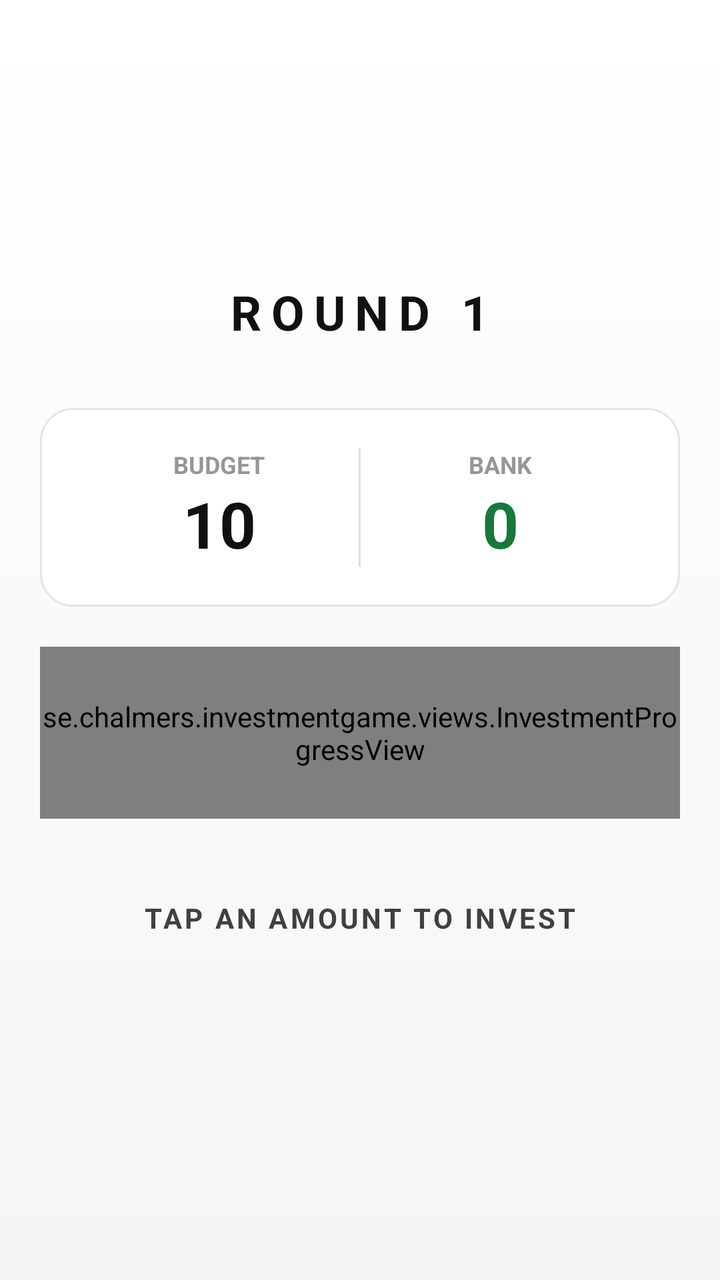
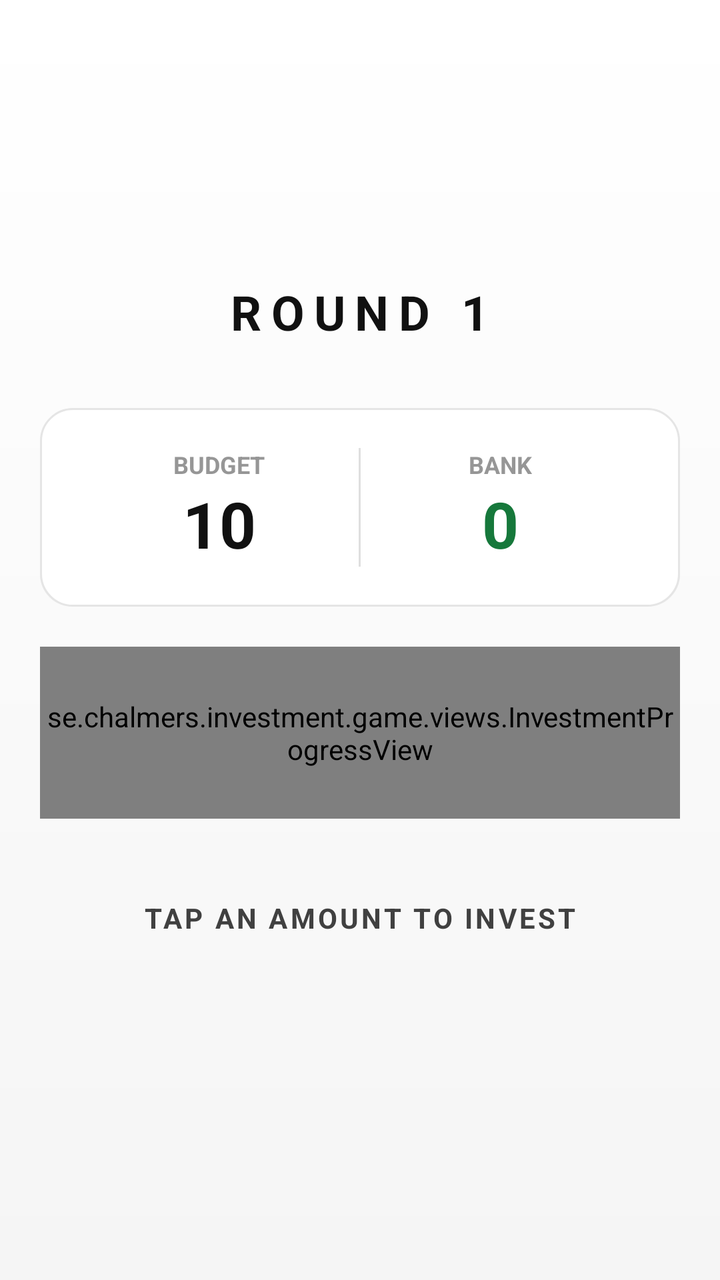

Two renders of the same Android screen: before a commit and after it. Below are the layout's source before the change and the commit's diff.
<!-- AndroidManifest.xml: application theme Theme.InvestmentGame -->
<!-- res/layout/activity_game.xml -->
<?xml version="1.0" encoding="utf-8"?>
<LinearLayout xmlns:android="http://schemas.android.com/apk/res/android"
    xmlns:app="http://schemas.android.com/apk/res-auto"
    android:layout_width="match_parent"
    android:layout_height="match_parent"
    android:background="@drawable/main_background"
    android:gravity="center"
    android:orientation="vertical"
    android:padding="20dp">

    <TextView
        android:id="@+id/round"
        android:layout_width="wrap_content"
        android:layout_height="wrap_content"
        android:letterSpacing="0.2"
        android:text="ROUND 1"
        android:textColor="@color/text_primary"
        android:textSize="24sp"
        android:textStyle="bold" />

    <LinearLayout
        android:layout_width="match_parent"
        android:layout_height="wrap_content"
        android:layout_marginTop="32dp"
        android:background="@drawable/glass_pane"
        android:orientation="horizontal"
        android:padding="20dp">

        <LinearLayout
            android:layout_width="0dp"
            android:layout_height="wrap_content"
            android:layout_weight="1"
            android:gravity="center"
            android:orientation="vertical">

            <TextView
                android:layout_width="wrap_content"
                android:layout_height="wrap_content"
                android:alpha="0.75"
                android:text="BUDGET"
                android:textColor="@color/text_muted"
                android:textSize="12sp"
                android:textStyle="bold" />

            <TextView
                android:id="@+id/budget"
                android:layout_width="wrap_content"
                android:layout_height="wrap_content"
                android:text="10"
                android:textColor="@color/text_primary"
                android:textSize="32sp"
                android:textStyle="bold" />
        </LinearLayout>

        <View
            android:layout_width="1dp"
            android:layout_height="match_parent"
            android:background="#20000000" />

        <LinearLayout
            android:layout_width="0dp"
            android:layout_height="wrap_content"
            android:layout_weight="1"
            android:gravity="center"
            android:orientation="vertical">

            <TextView
                android:layout_width="wrap_content"
                android:layout_height="wrap_content"
                android:alpha="0.75"
                android:text="BANK"
                android:textColor="@color/text_muted"
                android:textSize="12sp"
                android:textStyle="bold" />

            <TextView
                android:id="@+id/bank"
                android:layout_width="wrap_content"
                android:layout_height="wrap_content"
                android:text="0"
                android:textColor="@color/accent_green"
                android:textSize="32sp"
                android:textStyle="bold" />
        </LinearLayout>
    </LinearLayout>

    <se.chalmers.investmentgame.views.InvestmentProgressView
        android:id="@+id/investment_visualization"
        android:layout_width="match_parent"
        android:layout_height="86dp"
        android:layout_marginTop="20dp" />

    <androidx.constraintlayout.widget.ConstraintLayout
        android:layout_width="match_parent"
        android:layout_height="wrap_content"
        android:orientation="vertical">

        <Button
            android:id="@+id/next"
            android:layout_width="200dp"
            android:layout_height="60dp"
            android:background="@drawable/button_primary"
            android:paddingTop="8dp"
            android:paddingBottom="8dp"
            android:stateListAnimator="@animator/button_press"
            android:text="@string/button_next"
            android:textAllCaps="false"
            android:textColor="@color/white"
            android:textSize="18sp"
            android:textStyle="normal"
            android:visibility="invisible"
            app:layout_constraintLeft_toLeftOf="parent"
            app:layout_constraintRight_toRightOf="parent"
            app:layout_constraintTop_toTopOf="parent" />

        <LinearLayout
            android:id="@+id/investment_options"
            android:layout_width="match_parent"
            android:layout_height="wrap_content"
            android:gravity="center"
            android:orientation="vertical"
            app:layout_constraintBottom_toBottomOf="parent"
            app:layout_constraintTop_toTopOf="parent">

            <TextView
                android:layout_width="match_parent"
                android:layout_height="wrap_content"
                android:gravity="center"
                android:letterSpacing="0.1"
                android:paddingTop="40dp"
                android:paddingBottom="16dp"
                android:text="@string/tap_to_invest"
                android:textColor="@color/text_secondary"
                android:textSize="14sp"
                android:textStyle="bold" />

            <androidx.recyclerview.widget.RecyclerView
                android:id="@+id/recycler"
                android:layout_width="wrap_content"
                android:layout_height="wrap_content"
                android:clipToPadding="false"
                android:overScrollMode="never"
                android:padding="8dp" />

        </LinearLayout>

    </androidx.constraintlayout.widget.ConstraintLayout>

</LinearLayout>
<!-- resources referenced by this layout -->
<resources>
  <color name="accent_green">#16783B</color>
  <color name="text_muted">#737373</color>
  <color name="text_primary">#111111</color>
  <color name="text_secondary">#404040</color>
  <color name="white">#FFFFFFFF</color>
  <!-- drawable button_primary (drawable) -->
  <?xml version="1.0" encoding="utf-8"?>
  <selector xmlns:android="http://schemas.android.com/apk/res/android">
      <item android:state_pressed="true">
          <shape android:shape="rectangle">
              <corners android:radius="12dp" />
              <solid android:color="#000000" />
          </shape>
      </item>
      <item>
          <shape android:shape="rectangle">
              <corners android:radius="12dp" />
              <solid android:color="#111111" />
          </shape>
      </item>
  </selector>
  <!-- drawable glass_pane (drawable) -->
  <?xml version="1.0" encoding="utf-8"?>
  <layer-list xmlns:android="http://schemas.android.com/apk/res/android">
      <item android:top="1dp">
          <shape android:shape="rectangle">
              <corners android:radius="16dp" />
              <solid android:color="@color/surface_shadow" />
          </shape>
      </item>
  
      <item>
          <shape android:shape="rectangle">
              <corners android:radius="16dp" />
              <solid android:color="@color/surface_white" />
              <stroke
                  android:width="1dp"
                  android:color="@color/surface_stroke" />
          </shape>
      </item>
  </layer-list>
  <!-- drawable main_background (drawable) -->
  <?xml version="1.0" encoding="utf-8"?>
  <shape xmlns:android="http://schemas.android.com/apk/res/android"
      android:shape="rectangle">
      <gradient
          android:angle="270"
          android:startColor="@color/bg_top"
          android:centerColor="@color/bg_mid"
          android:endColor="@color/bg_bottom" />
  </shape>
  <string name="button_next">Next Round</string>
  <string name="tap_to_invest">TAP AN AMOUNT TO INVEST</string>
  <style name="Theme.InvestmentGame" parent="Base.Theme.InvestmentGame" />
  <color name="surface_shadow">#0A000000</color>
  <color name="surface_white">#FFFFFFFF</color>
  <color name="surface_stroke">#E5E5E5</color>
  <color name="bg_top">#FFFFFF</color>
  <color name="bg_mid">#FAFAFA</color>
  <color name="bg_bottom">#F5F5F5</color>
  <style name="Base.Theme.InvestmentGame" parent="Theme.Material3.DayNight.NoActionBar">
          
          
      </style>
</resources>

<!-- the commit's change to res/layout/activity_game.xml (unified diff, before → after) -->
@@ -84,7 +84,7 @@
         </LinearLayout>
     </LinearLayout>
 
-    <se.chalmers.investmentgame.views.InvestmentProgressView
+    <se.chalmers.investment.game.views.InvestmentProgressView
         android:id="@+id/investment_visualization"
         android:layout_width="match_parent"
         android:layout_height="86dp"
